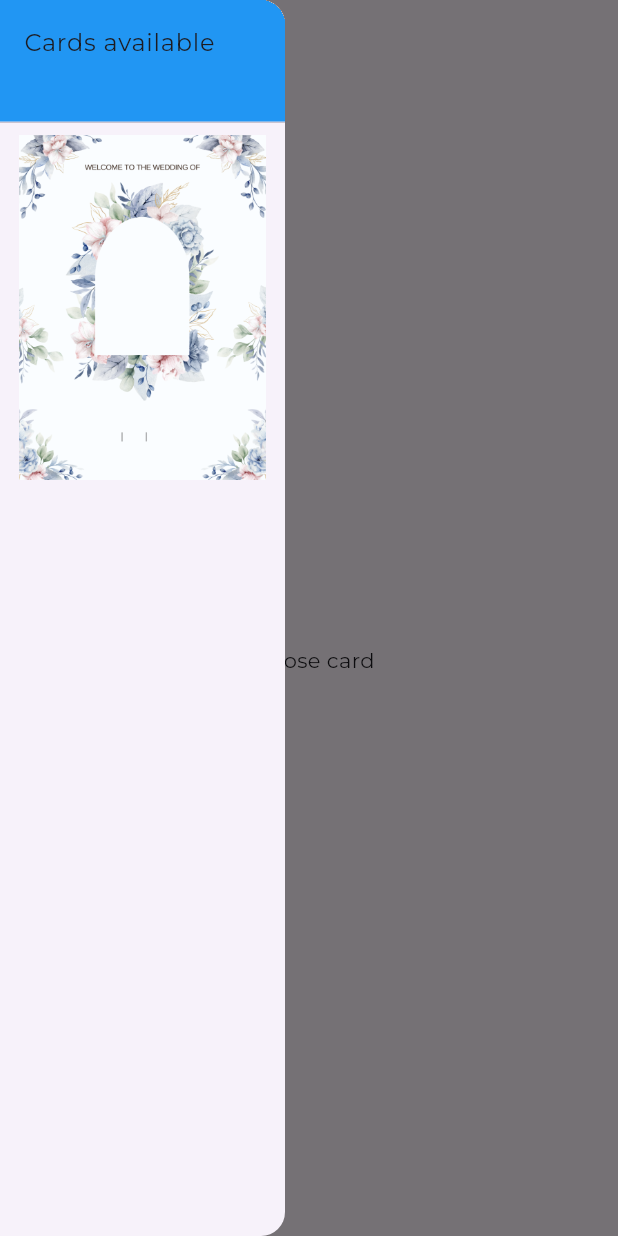
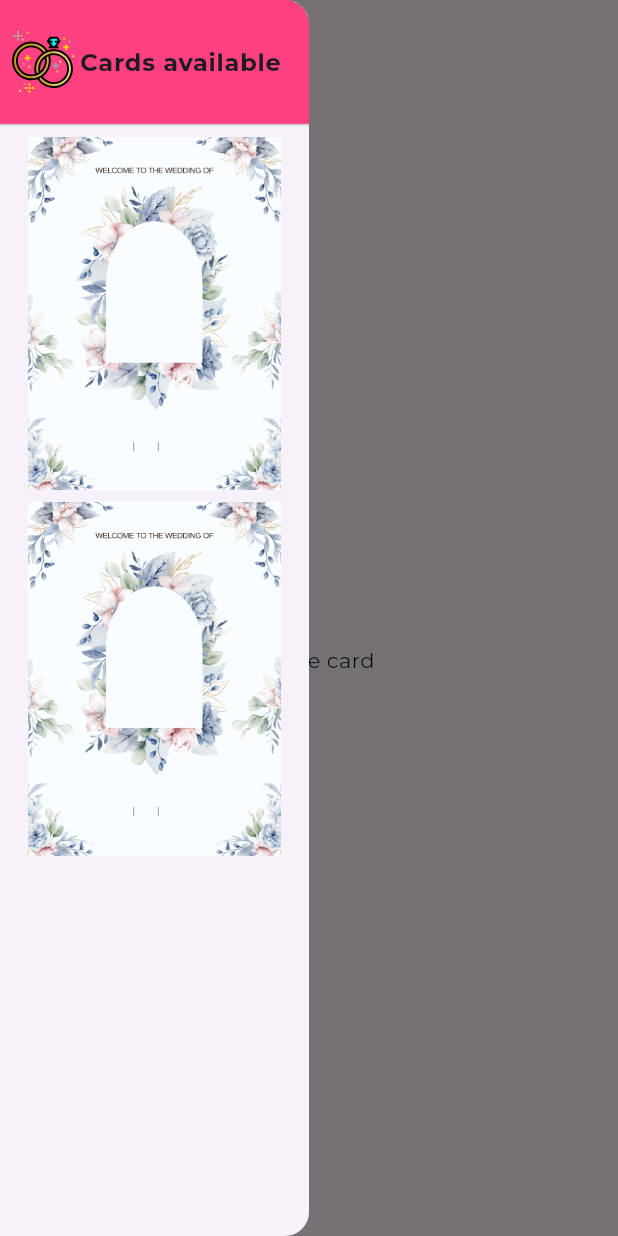
Before and after one commit to Rana-Mohsen/wedding_card, a Flutter app: the screen it shows after launch, with the side drawer open, on a phone screen of 412 x 824 dp. Run offline on Flutter 3.47's test engine with Material 3 defaults, Android fonts, the phone set to English and light mode, and no system bars; our stand-ins replace flutter_svg, go_router.

Commit message:
custom drawer header

```diff
--- /dev/null
+++ b/lib/features/home/presentation/view/widgets/custom_drawer_header.dart
@@ -0,0 +1,36 @@
+import 'package:flutter/material.dart';
+import 'package:flutter/widgets.dart';
+import 'package:flutter_svg/flutter_svg.dart';
+import 'package:wedding_card/core/utils/assets.dart';
+
+class CustomDrawerHeader extends StatelessWidget {
+  const CustomDrawerHeader({super.key});
+
+  @override
+  Widget build(BuildContext context) {
+    return SizedBox(
+      height: MediaQuery.of(context).size.height / 9,
+      child: DrawerHeader(
+        padding: const EdgeInsets.only(left: 0),
+        decoration: const BoxDecoration(
+          color: Colors.pinkAccent,
+        ),
+        child: Row(
+          children: [
+            Padding(
+              padding: const EdgeInsets.only(left: 8.0, right: 4),
+              child: AspectRatio(
+                aspectRatio: 2 / 4,
+                child: SvgPicture.asset(Assets.splashRingaColored),
+              ),
+            ),
+            const Text(
+              'Cards available',
+              style: TextStyle(fontWeight: FontWeight.bold),
+            ),
+          ],
+        ),
+      ),
+    );
+  }
+}
--- a/lib/features/home/presentation/view/widgets/drawer_listview_image.dart
+++ b/lib/features/home/presentation/view/widgets/drawer_listview_image.dart
@@ -5,10 +5,10 @@ class DrawerListviewImage extends StatelessWidget {
   final String image;
   @override
   Widget build(BuildContext context) {
-    return SizedBox(
-      height: 230,
-      child: AspectRatio(
-        aspectRatio: 2 / 3,
+    return Padding(
+      padding: const EdgeInsets.only(bottom: 8.0),
+      child: SizedBox(
+        height: MediaQuery.of(context).size.height / 3.5,
         child: Image.asset(image),
       ),
     );
--- a/lib/features/home/presentation/view/widgets/home_drawer.dart
+++ b/lib/features/home/presentation/view/widgets/home_drawer.dart
@@ -1,6 +1,7 @@
 import 'package:flutter/material.dart';
 import 'package:flutter/widgets.dart';
 import 'package:wedding_card/core/utils/assets.dart';
+import 'package:wedding_card/features/home/presentation/view/widgets/custom_drawer_header.dart';
 
 import 'drawer_listview_image.dart';
 
@@ -10,19 +11,13 @@ class HomeDrawer extends StatelessWidget {
   @override
   Widget build(BuildContext context) {
     return Drawer(
-      width: 190,
+      width: MediaQuery.of(context).size.width / 2,
       child: ListView(
         padding: EdgeInsets.zero,
         children: const [
-          SizedBox(
-            height: 90,
-            child: DrawerHeader(
-              // margin: null,
-              decoration: BoxDecoration(
-                color: Colors.blue,
-              ),
-              child: Text('Cards available'),
-            ),
+          CustomDrawerHeader(),
+          DrawerListviewImage(
+            image: Assets.homeBackgroundBlueAndGold,
           ),
           DrawerListviewImage(
             image: Assets.homeBackgroundBlueAndGold,
```
